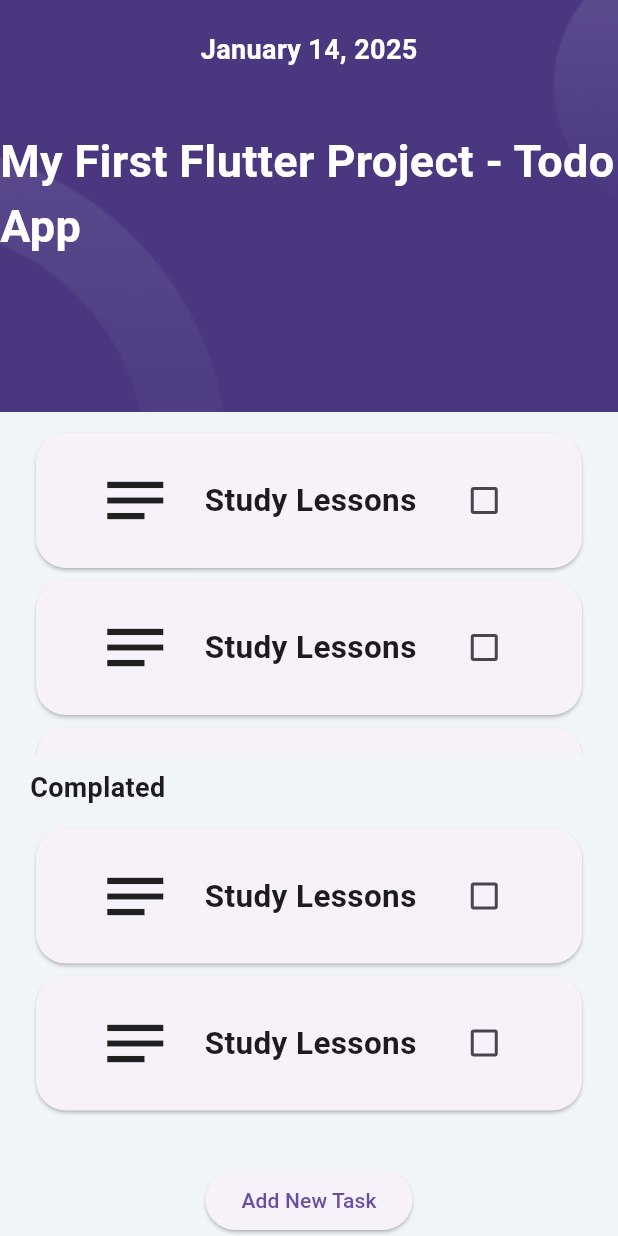
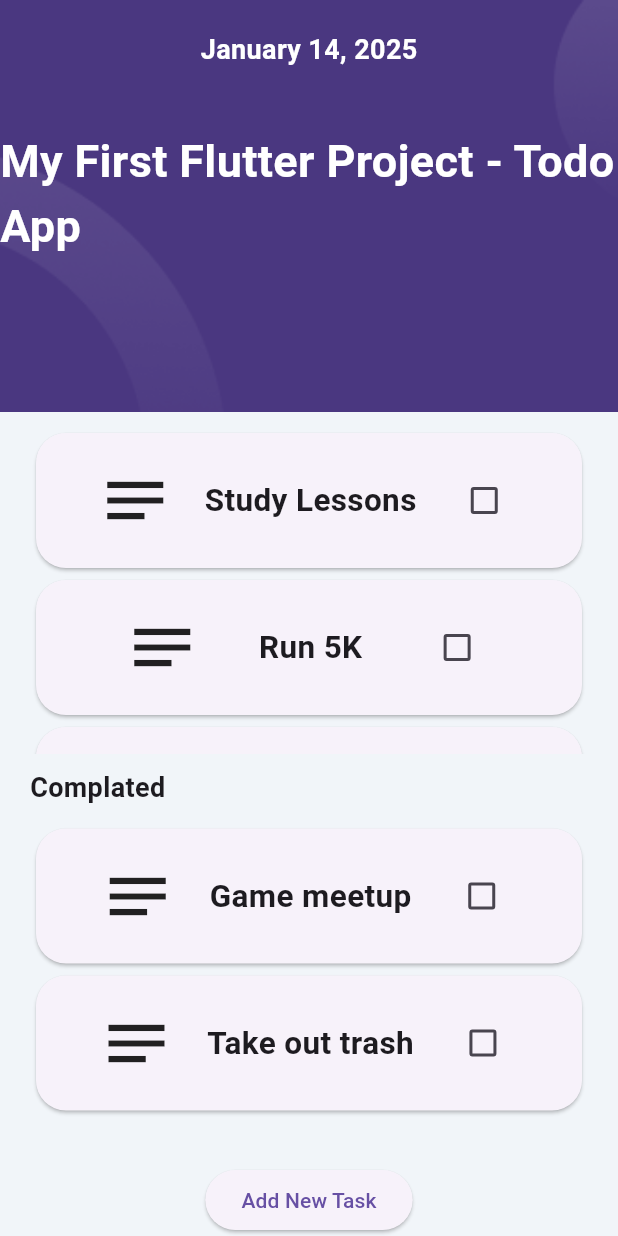
Before and after one commit to ayshenm/Todo-App, a Flutter app: the screen it shows after launch, on a phone screen of 412 x 824 dp. Run offline on Flutter 3.47's test engine with Material 3 defaults, Android fonts, the phone set to English and light mode, and no system bars; our stand-ins replace hexcolor.

Commit message:
custom widget todoitem add

```diff
--- a/lib/main.dart
+++ b/lib/main.dart
@@ -1,6 +1,7 @@
 import 'package:flutter/material.dart';
 import 'package:hexcolor/hexcolor.dart';
 import 'package:todo_app/constants/color.dart';
+import 'package:todo_app/todo_item.dart';
 
 void main() {
   runApp(const MyApp());
@@ -13,9 +14,13 @@ class MyApp extends StatefulWidget {
   State<MyApp> createState() => _MyAppState();
 }
 
+List<String> todoList = ["Study Lessons", "Run 5K", "Go to party"];
+List<String> complated = [
+  "Game meetup",
+  "Take out trash",
+];
+
 class _MyAppState extends State<MyApp> {
-  bool isChecked = false;
-
   @override
   Widget build(BuildContext context) {
     double deviceHeight = MediaQuery.of(context).size.height;
@@ -61,86 +66,18 @@ class _MyAppState extends State<MyApp> {
               ),
               Expanded(
                 child: Padding(
-                  padding: EdgeInsets.fromLTRB(20, 10, 20, 10),
-                  child: SingleChildScrollView(
-                    child: Column(
-                      children: [
-                        Card(
-                          shape: RoundedRectangleBorder(
-                              borderRadius: BorderRadius.circular(20)),
-                          child: Padding(
-                            padding: EdgeInsets.all(20),
-                            child: Row(
-                              mainAxisAlignment: MainAxisAlignment.spaceEvenly,
-                              children: [
-                                Icon(Icons.notes_outlined, size: 50),
-                                Text("Study Lessons",
-                                    style: TextStyle(
-                                        fontWeight: FontWeight.bold,
-                                        fontSize: 21)),
-                                Checkbox(
-                                    value: isChecked,
-                                    onChanged: (val) => {
-                                          setState(() {
-                                            isChecked = val!;
-                                          })
-                                        }),
-                              ],
-                            ),
-                          ),
-                        ),
-                        Card(
-                            shape: RoundedRectangleBorder(
-                                borderRadius: BorderRadius.circular(20)),
-                            child: Padding(
-                              padding: EdgeInsets.all(20),
-                              child: Row(
-                                mainAxisAlignment:
-                                    MainAxisAlignment.spaceEvenly,
-                                children: [
-                                  Icon(Icons.notes_outlined, size: 50),
-                                  Text("Study Lessons",
-                                      style: TextStyle(
-                                          fontWeight: FontWeight.bold,
-                                          fontSize: 21)),
-                                  Checkbox(
-                                      value: isChecked,
-                                      onChanged: (val) => {
-                                            setState(() {
-                                              isChecked = val!;
-                                            })
-                                          }),
-                                ],
-                              ),
-                            )),
-                        Card(
-                            shape: RoundedRectangleBorder(
-                                borderRadius: BorderRadius.circular(20)),
-                            child: Padding(
-                              padding: EdgeInsets.all(20),
-                              child: Row(
-                                mainAxisAlignment:
-                                    MainAxisAlignment.spaceEvenly,
-                                children: [
-                                  Icon(Icons.notes_outlined, size: 50),
-                                  Text("Study Lessons",
-                                      style: TextStyle(
-                                          fontWeight: FontWeight.bold,
-                                          fontSize: 21)),
-                                  Checkbox(
-                                      value: isChecked,
-                                      onChanged: (val) => {
-                                            setState(() {
-                                              isChecked = val!;
-                                            })
-                                          }),
-                                ],
-                              ),
-                            ))
-                      ],
-                    ),
-                  ),
-                ),
+                    padding: EdgeInsets.fromLTRB(20, 10, 20, 10),
+                    child: SingleChildScrollView(
+                        child: ListView.builder(
+                      primary: false,
+                      shrinkWrap: true,
+                      itemCount: todoList.length,
+                      itemBuilder: (context, index) {
+                        return TodoItem(
+                          title: todoList[index],
+                        );
+                      },
+                    ))),
               ),
               Padding(
                 padding: EdgeInsets.only(left: 20),
@@ -156,59 +93,14 @@ class _MyAppState extends State<MyApp> {
                 child: Padding(
                   padding: EdgeInsets.fromLTRB(20, 10, 20, 10),
                   child: SingleChildScrollView(
-                    child: Column(
-                      children: [
-                        Card(
-                          shape: RoundedRectangleBorder(
-                              borderRadius: BorderRadius.circular(20)),
-                          child: Padding(
-                            padding: EdgeInsets.all(20),
-                            child: Row(
-                              mainAxisAlignment: MainAxisAlignment.spaceEvenly,
-                              children: [
-                                Icon(Icons.notes_outlined, size: 50),
-                                Text("Study Lessons",
-                                    style: TextStyle(
-                                        fontWeight: FontWeight.bold,
-                                        fontSize: 21)),
-                                Checkbox(
-                                    value: isChecked,
-                                    onChanged: (val) => {
-                                          setState(() {
-                                            isChecked = val!;
-                                          })
-                                        }),
-                              ],
-                            ),
-                          ),
-                        ),
-                        Card(
-                            shape: RoundedRectangleBorder(
-                                borderRadius: BorderRadius.circular(20)),
-                            child: Padding(
-                              padding: EdgeInsets.all(20),
-                              child: Row(
-                                mainAxisAlignment:
-                                    MainAxisAlignment.spaceEvenly,
-                                children: [
-                                  Icon(Icons.notes_outlined, size: 50),
-                                  Text("Study Lessons",
-                                      style: TextStyle(
-                                          fontWeight: FontWeight.bold,
-                                          fontSize: 21)),
-                                  Checkbox(
-                                      value: isChecked,
-                                      onChanged: (val) => {
-                                            setState(() {
-                                              isChecked = val!;
-                                            })
-                                          }),
-                                ],
-                              ),
-                            )),
-                      ],
-                    ),
-                  ),
+                      child: ListView.builder(
+                    primary: false,
+                    shrinkWrap: true,
+                    itemCount: complated.length,
+                    itemBuilder: (context, index) {
+                      return TodoItem(title: complated[index]);
+                    },
+                  )),
                 ),
               ),
               ElevatedButton(onPressed: () {}, child: Text("Add New Task"))
--- /dev/null
+++ b/lib/todo_item.dart
@@ -0,0 +1,36 @@
+import 'package:flutter/material.dart';
+
+class TodoItem extends StatefulWidget {
+  const TodoItem({super.key, required this.title});
+  final String title;
+
+  @override
+  State<TodoItem> createState() => _TodoItemState();
+}
+
+class _TodoItemState extends State<TodoItem> {
+  bool isChecked = false;
+  @override
+  Widget build(BuildContext context) {
+    return Card(
+        shape: RoundedRectangleBorder(borderRadius: BorderRadius.circular(20)),
+        child: Padding(
+          padding: EdgeInsets.all(20),
+          child: Row(
+            mainAxisAlignment: MainAxisAlignment.spaceEvenly,
+            children: [
+              Icon(Icons.notes_outlined, size: 50),
+              Text(widget.title,
+                  style: TextStyle(fontWeight: FontWeight.bold, fontSize: 21)),
+              Checkbox(
+                  value: isChecked,
+                  onChanged: (val) => {
+                        setState(() {
+                          isChecked = val!;
+                        })
+                      }),
+            ],
+          ),
+        ));
+  }
+}
```
